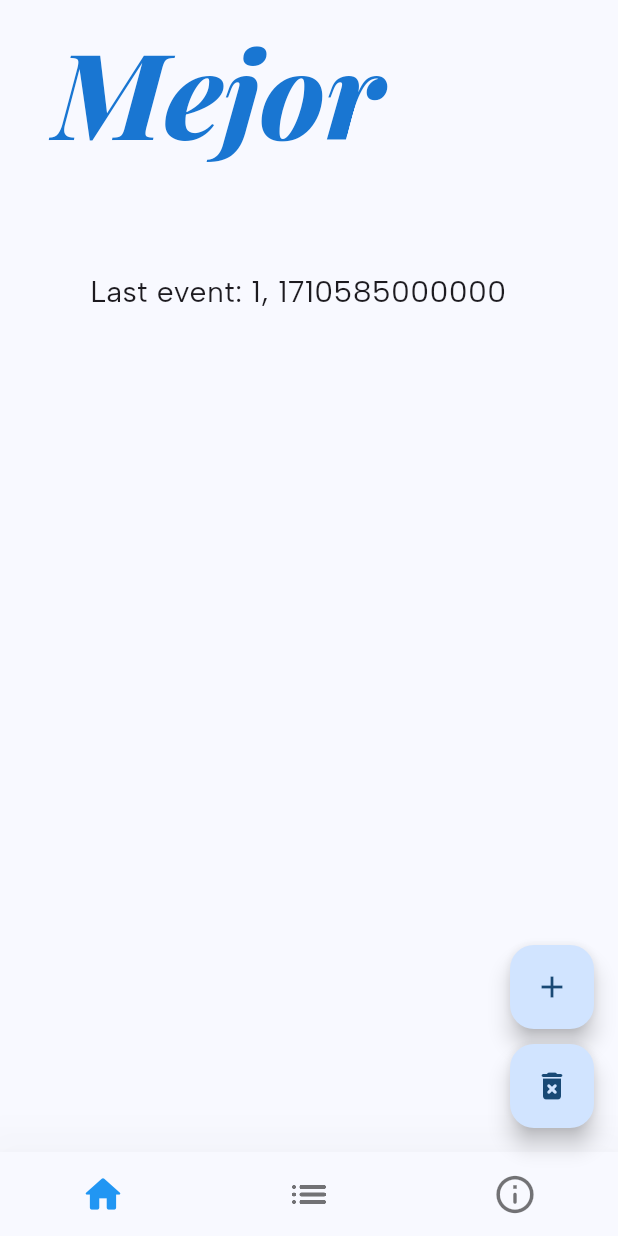
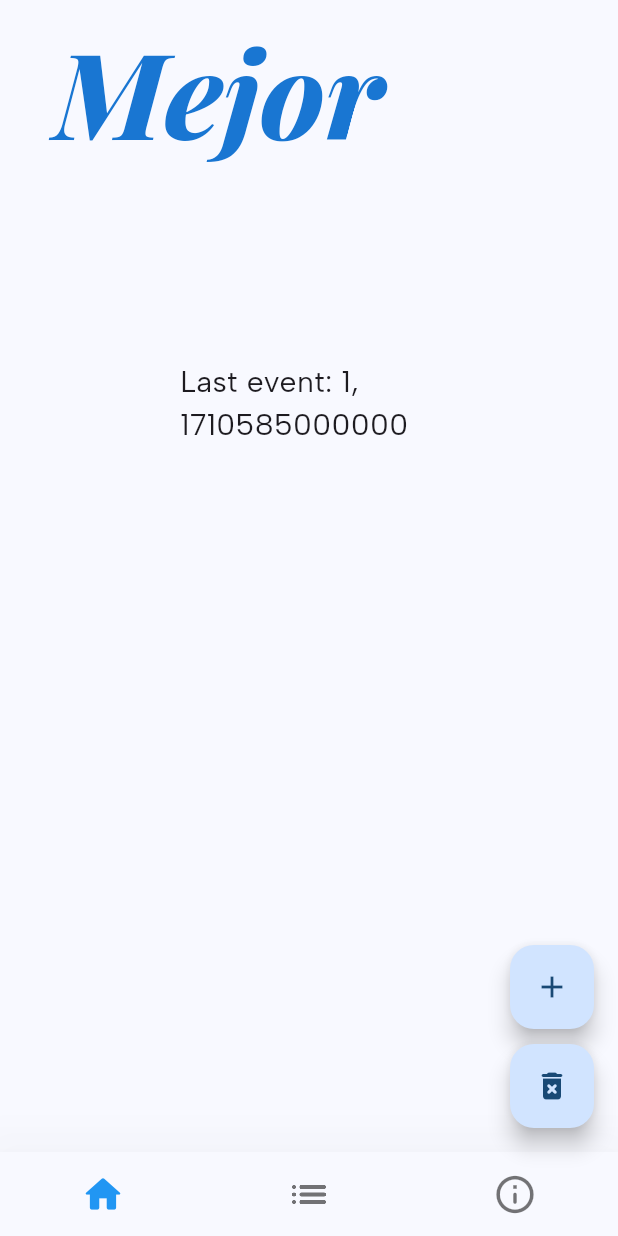
Before and after one commit to a96lex/better, a Flutter app: the screen it shows after launch, after a tap on the "add" icon, on a phone screen of 412 x 824 dp. Run offline on Flutter 3.47's test engine with Material 3 defaults, Android fonts, the phone set to English and light mode, and no system bars; our stand-ins replace google_fonts, sqflite; accounts and stored records are empty; generated files the repository leaves out were written again; project files that could hold a hidden picture were left out.

Commit message:
feat: refactor home code

```diff
--- a/lib/screens/home.dart
+++ b/lib/screens/home.dart
@@ -50,14 +50,13 @@ class _HomeScreenState extends State<HomeScreen> {
       builder: (context, snapshot) {
         _readEvent();
 
-        return Column(
+        return Padding(
+            padding: const EdgeInsets.all(60),
+            child: Column(
               mainAxisAlignment: MainAxisAlignment.start,
-          crossAxisAlignment: CrossAxisAlignment.start,
-          children: <Widget>[
-            if (lastEvent == null)
-              Padding(
-                  padding: const EdgeInsets.all(60),
-                  child: Column(children: [
+              crossAxisAlignment: CrossAxisAlignment.center,
+              children: [
+                if (lastEvent == null) ...[
                   Text(
                     AppLocalizations.of(context)!.homeNoEntries,
                     style: const TextStyle(fontSize: 20),
@@ -67,8 +66,7 @@ class _HomeScreenState extends State<HomeScreen> {
                     onPressed: () {},
                     text: AppLocalizations.of(context)!.homeFirstEntryButton,
                   )
-                  ]))
-            else
+                ] else
                   Padding(
                       padding: const EdgeInsets.all(60),
                       child: Column(children: [
@@ -78,7 +76,7 @@ class _HomeScreenState extends State<HomeScreen> {
                         ),
                       ]))
               ],
-        );
+            ));
       },
     );
   }
```
Lines whose indentation alone changed are shown as unchanged.
